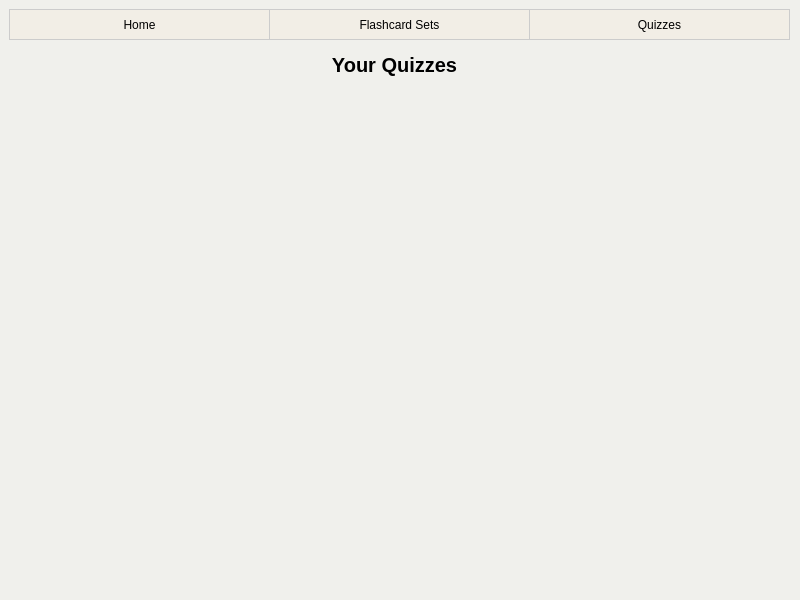
Before: the Qt Designer form ui/main_window.ui in sudo-sanoo/quizify_flashcard_quizzer, drawn with Qt 5.
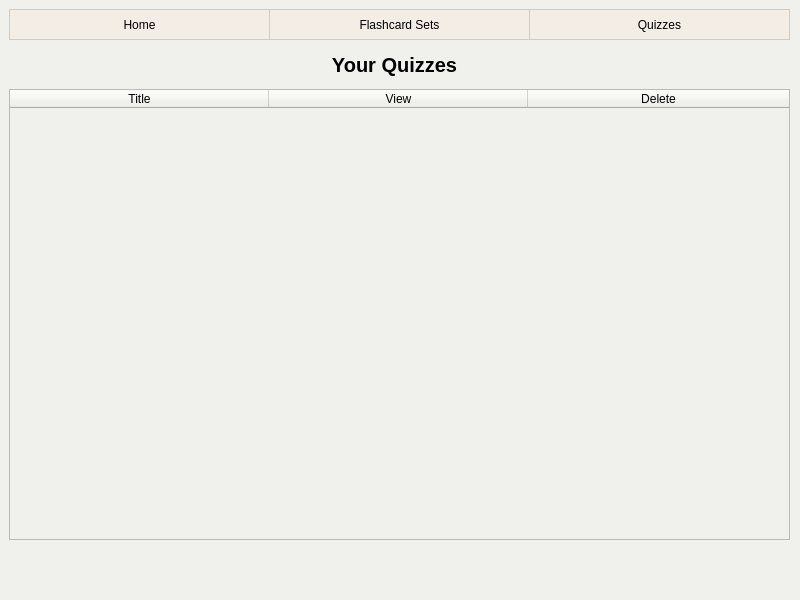
After: the same form once the commit is applied. The open tabs and pages were chosen to show the change.

Patch:
```diff
--- a/ui/main_window.ui
+++ b/ui/main_window.ui
@@ -320,6 +320,43 @@
          <set>Qt::AlignCenter</set>
         </property>
        </widget>
+       <widget class="QTableWidget" name="tableWidget_2">
+        <property name="geometry">
+         <rect>
+          <x>0</x>
+          <y>80</y>
+          <width>781</width>
+          <height>451</height>
+         </rect>
+        </property>
+        <property name="styleSheet">
+         <string notr="true">color: #000</string>
+        </property>
+        <attribute name="horizontalHeaderMinimumSectionSize">
+         <number>259</number>
+        </attribute>
+        <attribute name="horizontalHeaderDefaultSectionSize">
+         <number>259</number>
+        </attribute>
+        <attribute name="horizontalHeaderStretchLastSection">
+         <bool>true</bool>
+        </attribute>
+        <column>
+         <property name="text">
+          <string>Title</string>
+         </property>
+        </column>
+        <column>
+         <property name="text">
+          <string>View</string>
+         </property>
+        </column>
+        <column>
+         <property name="text">
+          <string>Delete</string>
+         </property>
+        </column>
+       </widget>
       </widget>
      </widget>
     </item>
```
Left out of the diff: 45 changed lines with no effect on the pictures.
